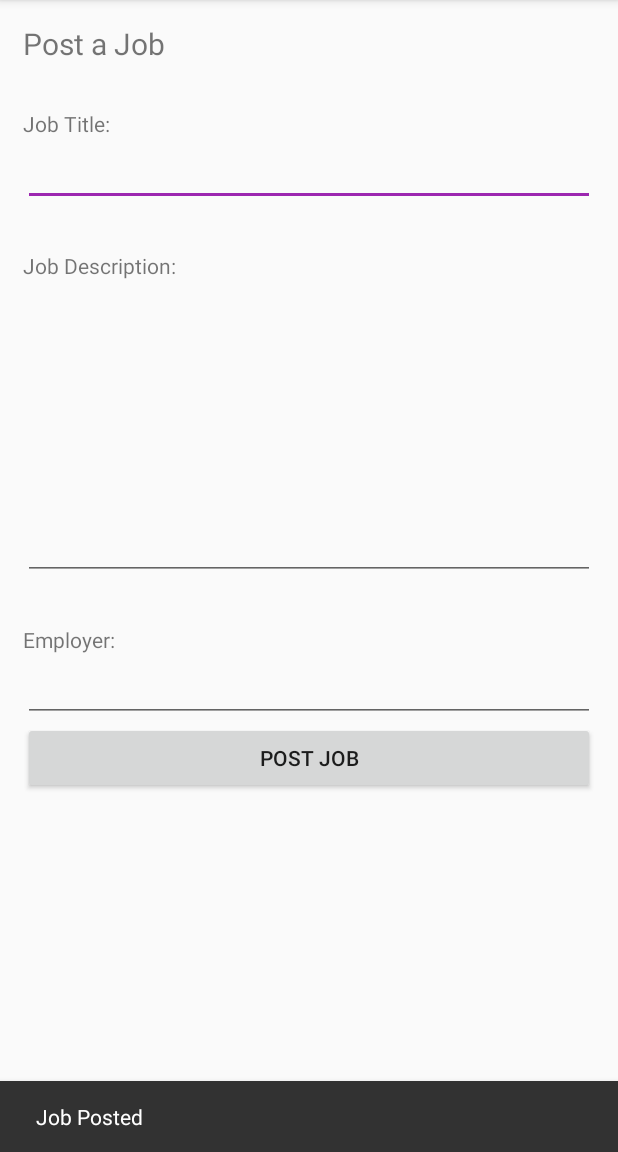
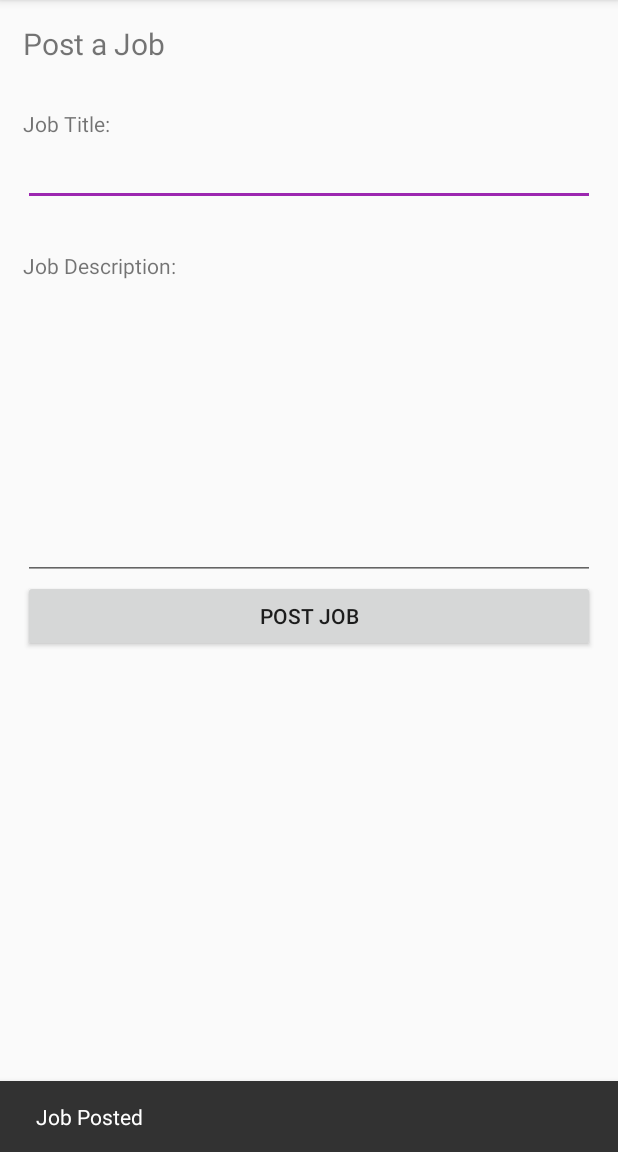
Before and after one commit to NathanMarson/cp3405-2019-team2, an Android app: the fragment JobPostFragment shown on its own in the app's theme, after a tap on "POST JOB", on a phone screen of 412 x 824 dp, the part 84-1236 px from its top. Run offline under Robolectric (Android 15) with nearby library versions, the phone set to English and light mode, and no system bars; our stand-ins replace Room's generated code.

```diff
--- a/JobLink/app/src/main/java/com/cp3405/joblink/ui/home/HomeFragment.java
+++ b/JobLink/app/src/main/java/com/cp3405/joblink/ui/home/HomeFragment.java
@@ -60,15 +60,19 @@ public class HomeFragment extends Fragment {
         final JobPostFragment post = new JobPostFragment();
         final FragmentManager manager = getFragmentManager();
 
-        TextView notification = root.findViewById(R.id.home_notifications);
+        TextView jobList = root.findViewById(R.id.home_job_list_example);
         JobDao jobDao = JobLinkRoomDatabase.getDatabase(getContext()).jobDao();
         List<Job> jobs = jobDao.getAllJobs();
 
+
+
         for(Job job:jobs) {
 
-            String text = "New Job Listing: " + job.jobTitle + "\nJob Description: " + job.description;
-            notification.setText(text);
-            //TODO: Integrate employee ID
+            System.out.println(job.jobTitle);
+
+            String text = job.jobTitle + "\nJob Description: "
+                    + job.description + "\nEmployer ID: " + job.employerID;
+            jobList.setText(text);
         }
 
 
--- a/JobLink/app/src/main/java/com/cp3405/joblink/ui/jobPost/JobPostFragment.java
+++ b/JobLink/app/src/main/java/com/cp3405/joblink/ui/jobPost/JobPostFragment.java
@@ -19,6 +19,7 @@ import com.cp3405.joblink.R;
 import com.cp3405.joblink.ui.database.Job;
 import com.cp3405.joblink.ui.database.JobDao;
 import com.cp3405.joblink.ui.database.JobLinkRoomDatabase;
+import com.cp3405.joblink.ui.database.UserDao;
 import com.cp3405.joblink.ui.home.HomeFragment;
 import com.cp3405.joblink.ui.jobPost.JobPostViewModel;
 import com.google.android.material.snackbar.Snackbar;
@@ -46,10 +47,13 @@ public class JobPostFragment extends Fragment {
         final FragmentManager manager = getFragmentManager();
 
         final JobDao jobDao = JobLinkRoomDatabase.getDatabase(getContext()).jobDao();
+        final UserDao userDao = JobLinkRoomDatabase.getDatabase(getContext()).userDao();
+
+
 
         final EditText jobTitle = root.findViewById(R.id.text_job_post_name);
         final EditText jobDes = root.findViewById(R.id.text_job_post_description);
-        final EditText jobID = root.findViewById(R.id.text_job_post_employer);
+
 
 
 
@@ -64,7 +68,7 @@ public class JobPostFragment extends Fragment {
                         .setAction("Action", null).show();
                 manager.beginTransaction().replace(R.id.nav_host_fragment, home,
                         home.getTag()).commit();
-                Job example = new Job(jobTitle.getText().toString(), jobDes.getText().toString(), 4);
+                Job example = new Job(jobTitle.getText().toString(), jobDes.getText().toString(), userDao.findUserByName("Employer").id);
 
                 jobDao.insert(example);
             }
--- a/JobLink/app/src/main/res/layout/fragment_jobpost.xml
+++ b/JobLink/app/src/main/res/layout/fragment_jobpost.xml
@@ -78,27 +78,7 @@
             tools:ignore="LabelFor"
             tools:targetApi="o" />
 
-        <TextView
-            android:id="@+id/job_post_employer"
-            android:text="@string/employer"
-            android:layout_width="match_parent"
-            android:layout_height="wrap_content"
-            android:paddingTop="30dp"
-            app:layout_constraintEnd_toEndOf="parent"
-            app:layout_constraintStart_toStartOf="parent"
-            app:layout_constraintTop_toTopOf="parent" />
 
-        <EditText
-            android:id="@+id/text_job_post_employer"
-            android:layout_width="match_parent"
-            android:layout_height="wrap_content"
-            app:layout_constraintEnd_toEndOf="parent"
-            app:layout_constraintStart_toStartOf="parent"
-            app:layout_constraintTop_toTopOf="parent"
-            android:inputType="textPersonName"
-            android:autofillHints=""
-            tools:ignore="LabelFor"
-            tools:targetApi="o" />
 
         <Button
             android:id="@+id/postButton"
```
